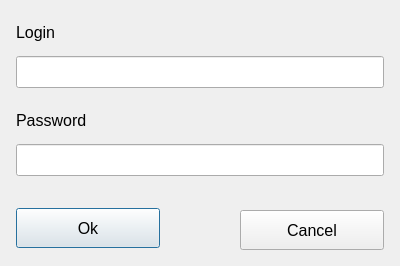
Above: TaskClient/Forms/passwdwindow.ui from silencer31/otus-cpp-prof-hw-14-client before the change. Below: the same form after it.
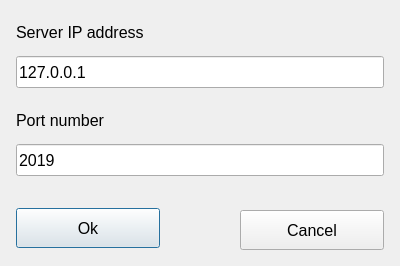
That is the form after the change.

Diff of the .ui file:
```diff
--- a/TaskClient/Forms/passwdwindow.ui
+++ b/TaskClient/Forms/passwdwindow.ui
@@ -63,6 +63,9 @@
      <pointsize>12</pointsize>
     </font>
    </property>
+   <property name="text">
+    <string>127.0.0.1</string>
+   </property>
   </widget>
   <widget class="QLineEdit" name="leSecond">
    <property name="geometry">
@@ -96,6 +99,9 @@
      <pointsize>12</pointsize>
     </font>
    </property>
+   <property name="text">
+    <string>2019</string>
+   </property>
   </widget>
   <widget class="QPushButton" name="pbOk">
    <property name="geometry">
@@ -202,7 +208,7 @@
     </font>
    </property>
    <property name="text">
-    <string>Login</string>
+    <string>Server IP address</string>
    </property>
   </widget>
   <widget class="QLabel" name="labelSecond">
@@ -238,7 +244,7 @@
     </font>
    </property>
    <property name="text">
-    <string>Password</string>
+    <string>Port number</string>
    </property>
   </widget>
  </widget>
```
